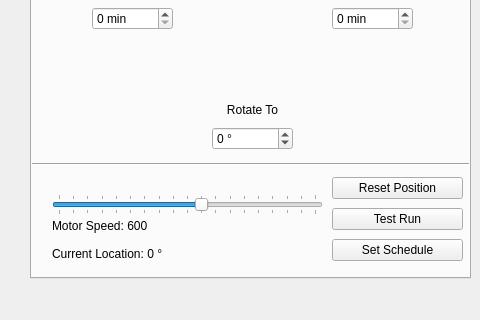
This is _ui/FlashLapse_CP.ui in CoSE-Jerry/Flashlapse_NEO as Qt 5 draws it before an edit; both pictures show x 0 to 480 and y 172 to 492 of the 800 by 492 pixel window. The edited form follows.
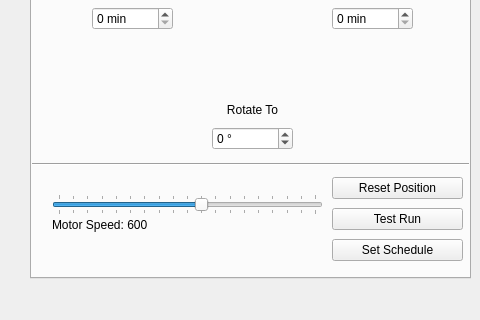
This is the edited form. Icons and pictures are not drawn.

```diff
--- a/_ui/FlashLapse_CP.ui
+++ b/_ui/FlashLapse_CP.ui
@@ -1136,31 +1136,18 @@
        </item>
       </layout>
      </widget>
-     <widget class="QWidget" name="verticalLayoutWidget_11">
+     <widget class="QLabel" name="Motor_Speed">
       <property name="geometry">
        <rect>
         <x>20</x>
         <y>340</y>
-        <width>141</width>
-        <height>51</height>
+        <width>139</width>
+        <height>21</height>
        </rect>
       </property>
-      <layout class="QVBoxLayout" name="verticalLayout_18">
-       <item>
-        <widget class="QLabel" name="Motor_Speed">
          <property name="text">
           <string>Motor Speed: 600</string>
          </property>
-        </widget>
-       </item>
-       <item>
-        <widget class="QLabel" name="Current_Location">
-         <property name="text">
-          <string>Current Location: 0 °</string>
-         </property>
-        </widget>
-       </item>
-      </layout>
      </widget>
     </widget>
     <widget class="QWidget" name="Cloud">
```
Lines whose indentation alone changed are shown as unchanged.
